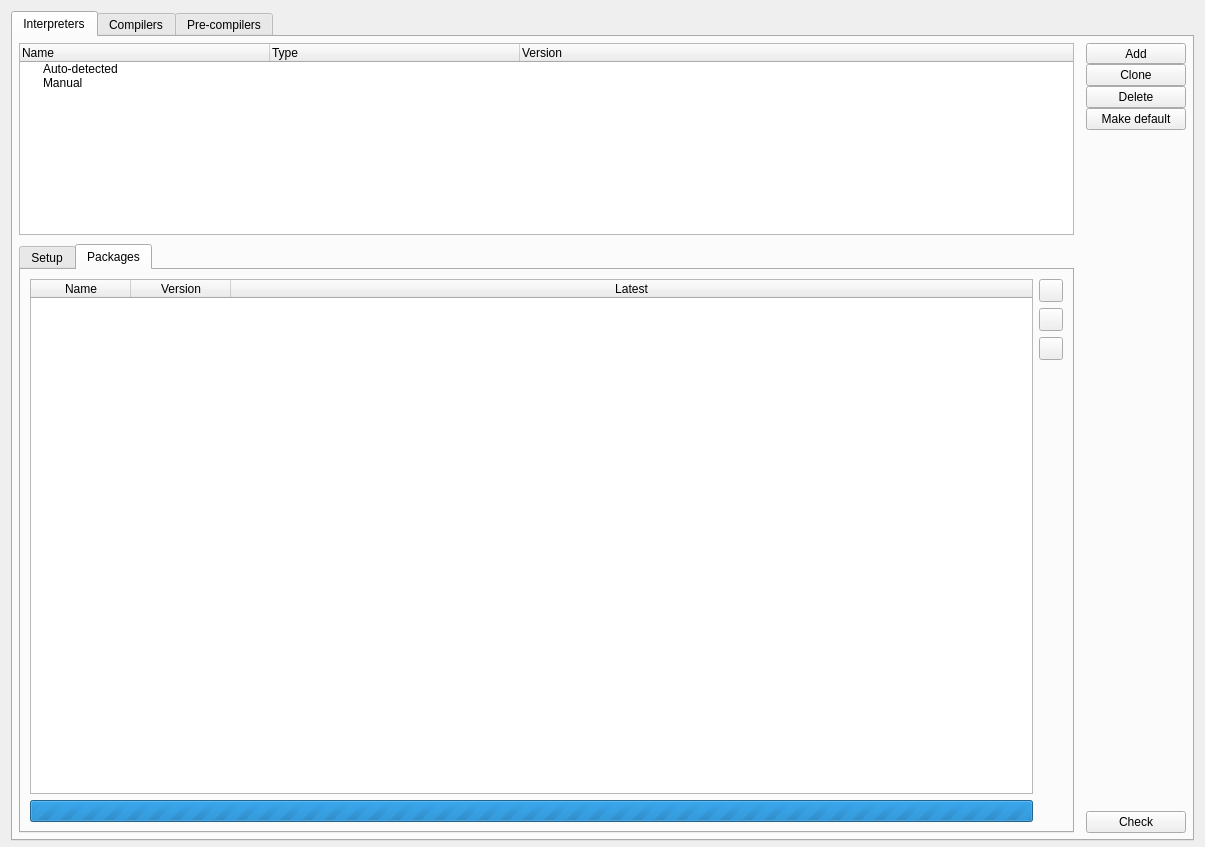
This is data/forms/settings_page_build_and_run.ui in pythoningLearning/hackedit as Qt 5 draws it before an edit. The edited form follows.
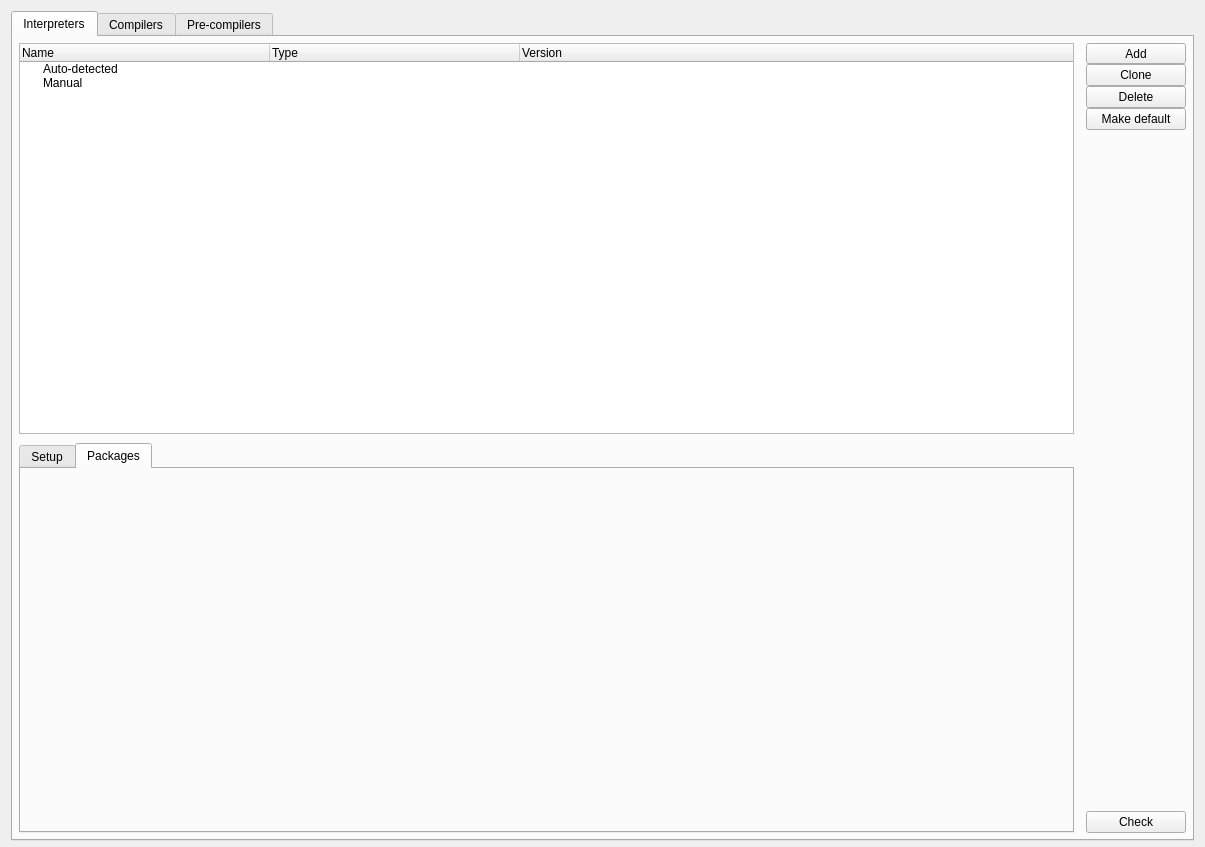
This is the edited form. The open tabs and pages were chosen to show the change. Icons and pictures are not drawn. Custom widgets are drawn as their Qt base class.

Diff of the .ui file:
```diff
--- a/data/forms/settings_page_build_and_run.ui
+++ b/data/forms/settings_page_build_and_run.ui
@@ -47,7 +47,7 @@
         <number>0</number>
        </property>
        <item>
-        <layout class="QVBoxLayout" name="verticalLayout_8" stretch="0,1">
+        <layout class="QVBoxLayout" name="verticalLayout_8" stretch="0,0">
          <property name="spacing">
           <number>9</number>
          </property>
@@ -295,127 +295,7 @@
             <attribute name="title">
              <string>Packages</string>
             </attribute>
-            <layout class="QHBoxLayout" name="horizontalLayout_7">
-             <item>
-              <layout class="QVBoxLayout" name="verticalLayout_9">
-               <property name="leftMargin">
-                <number>0</number>
-               </property>
-               <property name="bottomMargin">
-                <number>0</number>
-               </property>
-               <item>
-                <widget class="QTableWidget" name="table_packages">
-                 <property name="toolTip">
-                  <string>The list of installed package for the selected interpreter.</string>
-                 </property>
-                 <property name="editTriggers">
-                  <set>QAbstractItemView::NoEditTriggers</set>
-                 </property>
-                 <property name="alternatingRowColors">
-                  <bool>true</bool>
-                 </property>
-                 <property name="selectionBehavior">
-                  <enum>QAbstractItemView::SelectRows</enum>
-                 </property>
-                 <property name="sortingEnabled">
-                  <bool>true</bool>
-                 </property>
-                 <attribute name="horizontalHeaderStretchLastSection">
-                  <bool>true</bool>
-                 </attribute>
-                 <attribute name="verticalHeaderVisible">
-                  <bool>false</bool>
-                 </attribute>
-                 <column>
-                  <property name="text">
-                   <string>Name</string>
-                  </property>
-                 </column>
-                 <column>
-                  <property name="text">
-                   <string>Version</string>
-                  </property>
-                 </column>
-                 <column>
-                  <property name="text">
-                   <string>Latest</string>
-                  </property>
-                 </column>
-                </widget>
-               </item>
-               <item>
-                <widget class="QProgressBar" name="progress_bar">
-                 <property name="maximum">
-                  <number>0</number>
-                 </property>
-                 <property name="value">
-                  <number>-1</number>
-                 </property>
-                </widget>
-               </item>
-              </layout>
-             </item>
-             <item>
-              <layout class="QVBoxLayout" name="verticalLayout_10">
-               <item>
-                <widget class="QToolButton" name="bt_add_packages">
-                 <property name="toolTip">
-                  <string>Install one or more packages</string>
-                 </property>
-                 <property name="text">
-                  <string/>
-                 </property>
-                 <property name="icon">
-                  <iconset theme="list-add">
-                   <normaloff>../../../hackedit-python/data/forms</normaloff>../../../hackedit-python/data/forms</iconset>
-                 </property>
-                </widget>
-               </item>
-               <item>
-                <widget class="QToolButton" name="bt_rm_package">
-                 <property name="toolTip">
-                  <string>Uninstall selected package</string>
-                 </property>
-                 <property name="text">
-                  <string/>
-                 </property>
-                 <property name="icon">
-                  <iconset theme="edit-delete">
-                   <normaloff>../../../hackedit-python/data/forms</normaloff>../../../hackedit-python/data/forms</iconset>
-                 </property>
-                </widget>
-               </item>
-               <item>
-                <widget class="QToolButton" name="bt_update_package">
-                 <property name="toolTip">
-                  <string>Update selected package</string>
-                 </property>
-                 <property name="text">
-                  <string/>
-                 </property>
-                 <property name="icon">
-                  <iconset theme="go-up">
-                   <normaloff>../../../hackedit-python/data/forms</normaloff>../../../hackedit-python/data/forms</iconset>
-                 </property>
-                </widget>
-               </item>
-               <item>
-                <spacer name="verticalSpacer_4">
-                 <property name="orientation">
-                  <enum>Qt::Vertical</enum>
-                 </property>
-                 <property name="sizeHint" stdset="0">
-                  <size>
-                   <width>20</width>
-                   <height>40</height>
-                  </size>
-                 </property>
-                </spacer>
-               </item>
-              </layout>
-             </item>
-            </layout>
+            <layout class="QHBoxLayout" name="horizontalLayout_7"/>
            </widget>
           </widget>
          </item>
```
Left out of the diff: 2 changed lines with no effect on the pictures.
